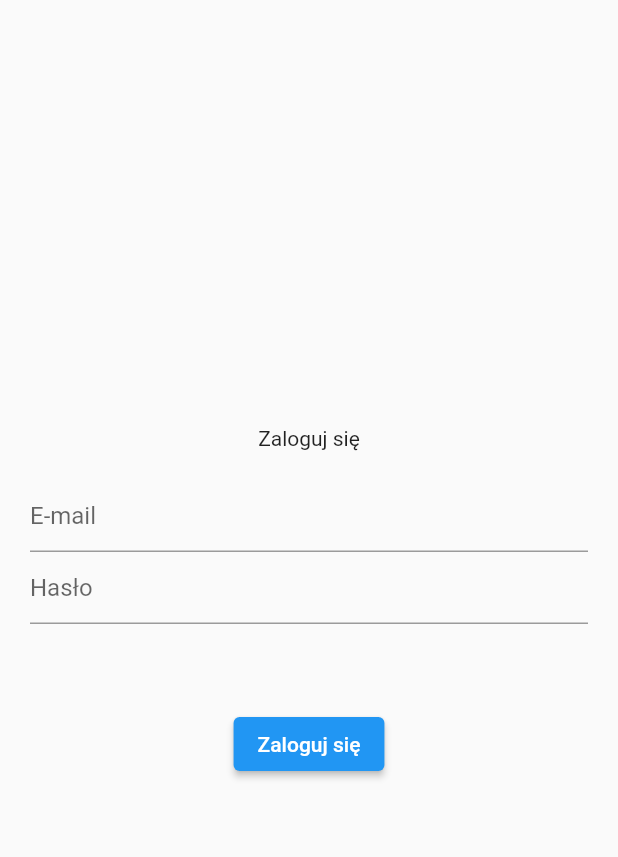
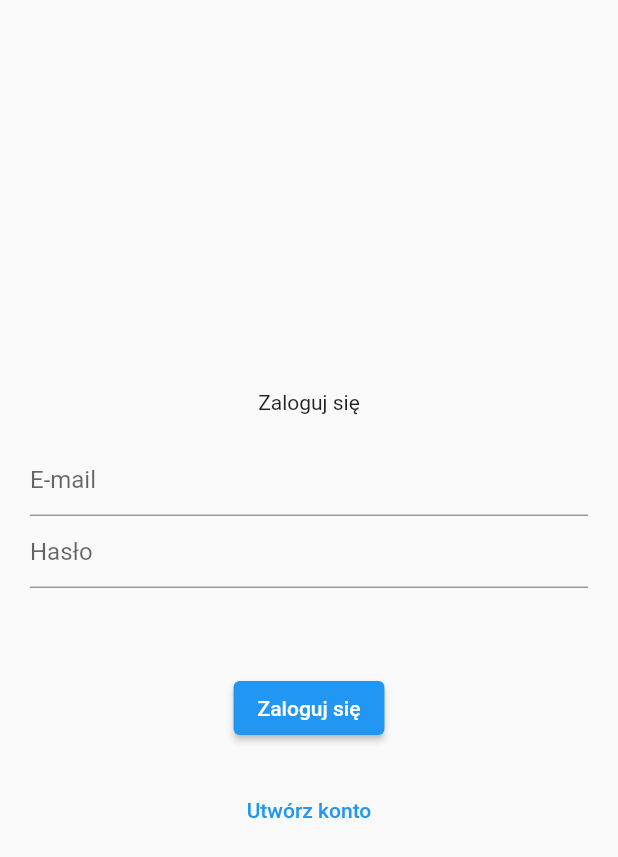
Before and after one commit to michalkrysinski/najlepszy_warsztat_samochodowy_w_warszawie, a Flutter app: the screen it shows after launch, on a phone screen of 412 x 824 dp. Shown: the top 857 px of the screen. Run offline on Flutter 3.47's test engine with Material 2 defaults, Android fonts, the phone set to English and light mode, and no system bars; our stand-ins replace firebase_auth, firebase_core; accounts and stored records are empty.

```diff
--- a/lib/app/login/login_page.dart
+++ b/lib/app/login/login_page.dart
@@ -76,6 +76,16 @@ class _LoginPageState extends State<LoginPage> {
                     : 'Zaloguj się'),
               ),
               const SizedBox(height: 20),
+              if (isCreatingAccount == false) ...[
+                TextButton(
+                  onPressed: () {
+                    setState(() {
+                      isCreatingAccount = true;
+                    });
+                  },
+                  child: const Text('Utwórz konto'),
+                ),
+              ],
               if (isCreatingAccount == true) ...[
                 TextButton(
                   onPressed: () {
@@ -83,7 +93,7 @@ class _LoginPageState extends State<LoginPage> {
                       isCreatingAccount = false;
                     });
                   },
-                  child: Text('Masz już konto?'),
+                  child: const Text('Masz już konto?'),
                 ),
               ],
             ],
```
